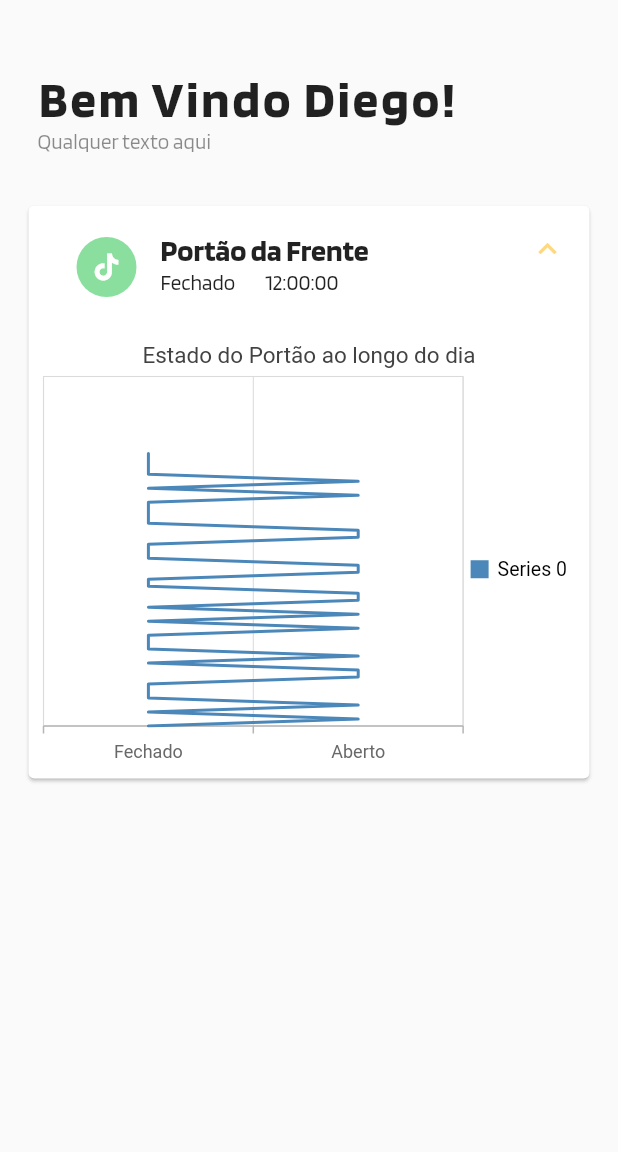
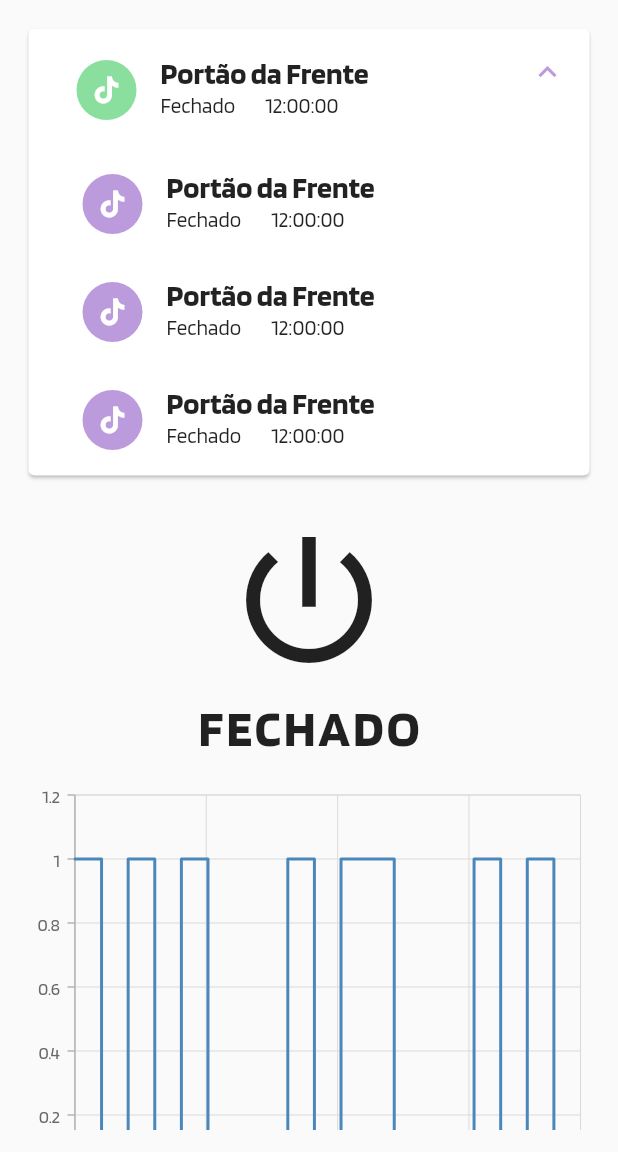
Before and after one commit to guilhermedacruzz/TCC_APP, a Flutter app: the PageHome screen opened by its route, after a tap on "Portão da Frente", on a phone screen of 412 x 824 dp, the part 84-1236 px from its top. Run offline on Flutter 3.47's test engine with Material 2 defaults, Android fonts, the phone set to English and light mode, and no system bars; our stand-ins replace animated_background, shared_preferences, syncfusion_flutter_charts; accounts and stored records are empty; project files that could hold a hidden picture were left out.

Commit message:
home mais ou menos certa

```diff
--- a/lib/main.dart
+++ b/lib/main.dart
@@ -1,11 +1,11 @@
 import 'package:flutter/material.dart';
 import 'package:provider/provider.dart';
-import 'package:tcc/pages/page_register_new_IOT.dart';
-import 'package:tcc/pages/page_sign_up.dart';
 import 'notifiers/dark_theme_provider.dart';
 import 'pages/page_config.dart';
 import 'pages/page_home.dart';
+import 'pages/page_register_new_IOT.dart';
 import 'pages/page_sign_in.dart';
+import 'pages/page_sign_up.dart';
 import 'utils/style.dart';
 
 void main() {
--- a/lib/pages/page_home.dart
+++ b/lib/pages/page_home.dart
@@ -52,37 +52,16 @@ class _PageHomeState extends State<PageHome> {
       ),
       body: Padding(
         padding: const EdgeInsets.all(15),
+        child: SingleChildScrollView(
           child: Column(
+            crossAxisAlignment: CrossAxisAlignment.center,
             children: [
-            Container(
-              padding: const EdgeInsets.symmetric(horizontal: 10, vertical: 30),
-              child: SizedBox(
-                width: double.infinity,
-                child: Column(
-                  crossAxisAlignment: CrossAxisAlignment.start,
-                  children: [
-                    Text(
-                      "Bem Vindo Diego!",
-                      style: Theme.of(context).textTheme.headline4,
-                    ),
-                    Text(
-                      "Qualquer texto aqui",
-                      style: Theme.of(context).textTheme.subtitle2,
-                    ),
-                  ],
-                ),
-              ),
-            ),
               Card(
                 child: Theme(
                   data: ThemeData().copyWith(dividerColor: Colors.transparent),
                   child: ExpansionTile(
-                  iconColor: Theme.of(context).expansionTileTheme.iconColor,
-                  textColor: Theme.of(context).expansionTileTheme.textColor,
-                  collapsedIconColor:
-                      Theme.of(context).expansionTileTheme.collapsedIconColor,
-                  collapsedTextColor:
-                      Theme.of(context).expansionTileTheme.collapsedTextColor,
+                    iconColor: Theme.of(context).highlightColor,
+                    collapsedIconColor: Theme.of(context).highlightColor,
                     title: ListTile(
                       leading: Container(
                         padding: const EdgeInsets.all(8),
@@ -110,22 +89,65 @@ class _PageHomeState extends State<PageHome> {
                         ),
                       ),
                     ),
+                    children: [
+                      Padding(
+                        padding: const EdgeInsets.only(left: 20),
+                        child: Column(
+                          children: [
+                            for (var i = 0; i < 3; i++)
+                              ListTile(
+                                leading: Container(
+                                  padding: const EdgeInsets.all(8),
+                                  decoration: BoxDecoration(
+                                    color: Theme.of(context).highlightColor,
+                                    borderRadius: BorderRadius.circular(100),
+                                  ),
+                                  child: Icon(
+                                    Icons.tiktok,
+                                    color: Theme.of(context).backgroundColor,
+                                  ),
+                                ),
+                                title: Text(
+                                  "Portão da Frente",
+                                  style: Theme.of(context).textTheme.headline6,
+                                ),
+                                subtitle: DefaultTextStyle(
+                                  style: Theme.of(context).textTheme.bodyText2
+                                      as TextStyle,
+                                  child: Row(
                                     children: const [
-                    GraficsTeste(),
+                                      Text("Fechado"),
+                                      SizedBox(width: 20),
+                                      Text("12:00:00"),
                                     ],
                                   ),
+                                ),
+                              ),
+                          ],
                         ),
                       )
                     ],
                   ),
                 ),
+              ),
+              const SizedBox(height: 15),
+              IconButton(
+                iconSize: Theme.of(context).textTheme.headline1?.fontSize,
+                onPressed: () {},
+                icon: const Icon(
+                  Icons.power_settings_new,
+                ),
+              ),
+              Text(
+                "FECHADO",
+                style: Theme.of(context).textTheme.headline4,
+              ),
+              const SizedBox(height: 15),
+              const GraficsTeste(),
+            ],
+          ),
+        ),
+      ),
     );
   }
 }
-
-class _Infections {
-  _Infections(this.hours, this.opened);
-
-  final String hours;
-  final double opened;
-}
--- a/lib/utils/style.dart
+++ b/lib/utils/style.dart
@@ -74,12 +74,6 @@ class Styles {
       appBarTheme: const AppBarTheme(
         elevation: 0.0,
       ),
-      expansionTileTheme: const ExpansionTileThemeData(
-        collapsedIconColor: Color(0xFFFFD87D),
-        iconColor: Color(0xFFFFD87D),
-        collapsedTextColor: Color(0xFFFFD87D),
-        textColor: Color(0xFFFFD87D),
-      ),
     );
   }
 }
--- a/lib/widgets/trash/grafics.dart
+++ b/lib/widgets/trash/grafics.dart
@@ -11,33 +11,24 @@ class GraficsTeste extends StatelessWidget {
     final Random random = Random();
 
     return SfCartesianChart(
-      borderColor: Colors.transparent,
-      primaryXAxis: CategoryAxis(),
-      primaryYAxis: NumericAxis(isVisible: false),
-      // Chart title
-      title: ChartTitle(text: 'Estado do Portão ao longo do dia'),
-      // Enable legend
-      legend: Legend(isVisible: true),
-      // Enable tooltip
-      tooltipBehavior: TooltipBehavior(enable: true),
-      series: <ChartSeries<_Infections, String>>[
-        LineSeries<_Infections, String>(
-          dataSource: <_Infections>[
-            for (var i = 0; i < 40; i++)
-              _Infections(i, random.nextBool() ? "Fechado" : "Aberto"),
-          ],
-          xValueMapper: (_Infections opened, _) => opened.opened,
-          yValueMapper: (_Infections opened, _) => opened.hours,
-          // Enable data label
-        ),
+      primaryXAxis: DateTimeAxis(),
+      series: <ChartSeries>[
+        StepLineSeries<ChartData, DateTime>(
+            dataSource: [
+              for (int i = 0; i < 20; i++)
+                ChartData(DateTime.now().subtract(Duration(days: 370 * i)),
+                    random.nextBool() ? 0 : 1),
+            ],
+            xValueMapper: (ChartData data, _) => data.x,
+            yValueMapper: (ChartData data, _) => data.y)
       ],
     );
   }
 }
 
-class _Infections {
-  _Infections(this.hours, this.opened);
+class ChartData {
+  ChartData(this.x, this.y);
 
-  final int hours;
-  final String opened;
+  final DateTime x;
+  final int y;
 }
```
Lines whose indentation alone changed are shown as unchanged.
